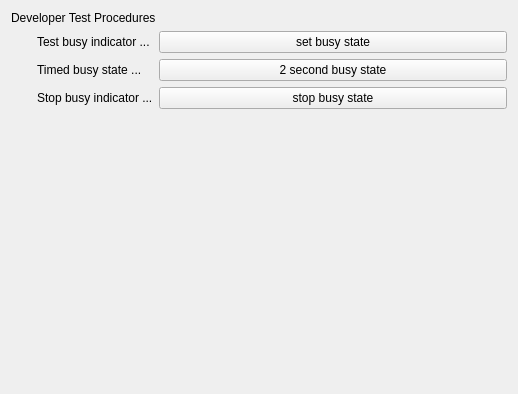
This is cwe_guiWidgets/cwe_debug_widget.ui in NHERI-SimCenter/CWE-Simulation-Tool as Qt 5 draws it before an edit. The edited form follows.
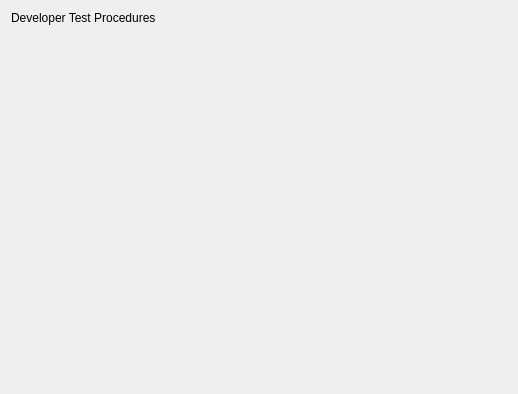
This is the edited form.

Diff of the .ui file:
```diff
--- a/cwe_guiWidgets/cwe_debug_widget.ui
+++ b/cwe_guiWidgets/cwe_debug_widget.ui
@@ -14,7 +14,7 @@
    <string>Form</string>
   </property>
   <layout class="QGridLayout" name="gridLayout">
-   <item row="4" column="1">
+   <item row="2" column="1">
     <spacer name="verticalSpacer">
      <property name="orientation">
       <enum>Qt::Vertical</enum>
@@ -27,46 +27,6 @@
      </property>
     </spacer>
    </item>
-   <item row="1" column="2">
-    <widget class="QPushButton" name="pb_setBusy">
-     <property name="sizePolicy">
-      <sizepolicy hsizetype="Minimum" vsizetype="Fixed">
-       <horstretch>3</horstretch>
-       <verstretch>0</verstretch>
-      </sizepolicy>
-     </property>
-     <property name="text">
-      <string>set busy state</string>
-     </property>
-    </widget>
-   </item>
-   <item row="1" column="1">
-    <widget class="QLabel" name="label_1">
-     <property name="sizePolicy">
-      <sizepolicy hsizetype="Preferred" vsizetype="Preferred">
-       <horstretch>1</horstretch>
-       <verstretch>0</verstretch>
-      </sizepolicy>
-     </property>
-     <property name="text">
-      <string>Test busy indicator ...</string>
-     </property>
-    </widget>
-   </item>
-   <item row="3" column="2">
-    <widget class="QPushButton" name="pb_stopBusy">
-     <property name="text">
-      <string>stop busy state</string>
-     </property>
-    </widget>
-   </item>
-   <item row="3" column="1">
-    <widget class="QLabel" name="label_2">
-     <property name="text">
-      <string>Stop busy indicator ...</string>
-     </property>
-    </widget>
-   </item>
    <item row="0" column="0" colspan="3">
     <widget class="QLabel" name="label_3">
      <property name="text">
@@ -90,20 +50,6 @@
      </property>
     </spacer>
    </item>
-   <item row="2" column="1">
-    <widget class="QLabel" name="label">
-     <property name="text">
-      <string>Timed busy state ...</string>
-     </property>
-    </widget>
-   </item>
-   <item row="2" column="2">
-    <widget class="QPushButton" name="pb_timedBusy">
-     <property name="text">
-      <string>2 second busy state</string>
-     </property>
-    </widget>
-   </item>
   </layout>
  </widget>
  <resources/>
```
